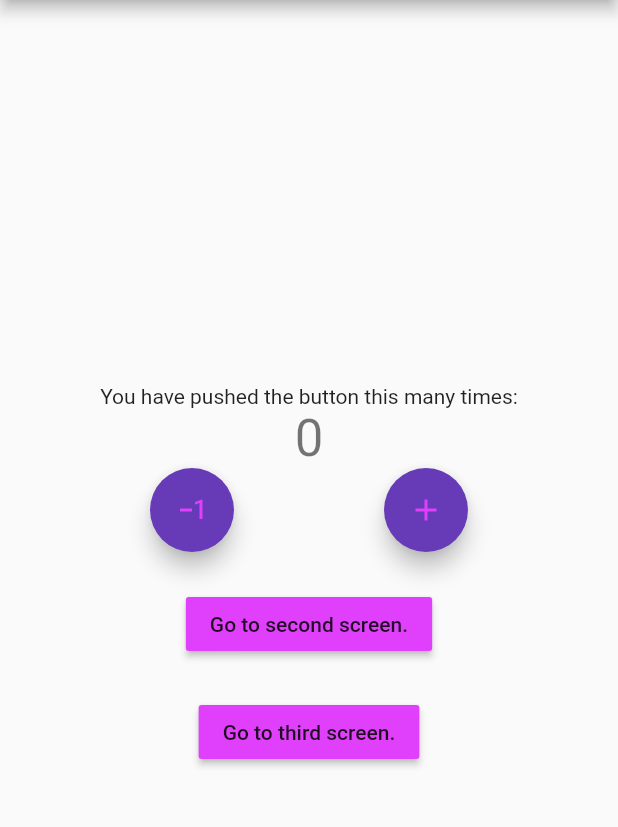
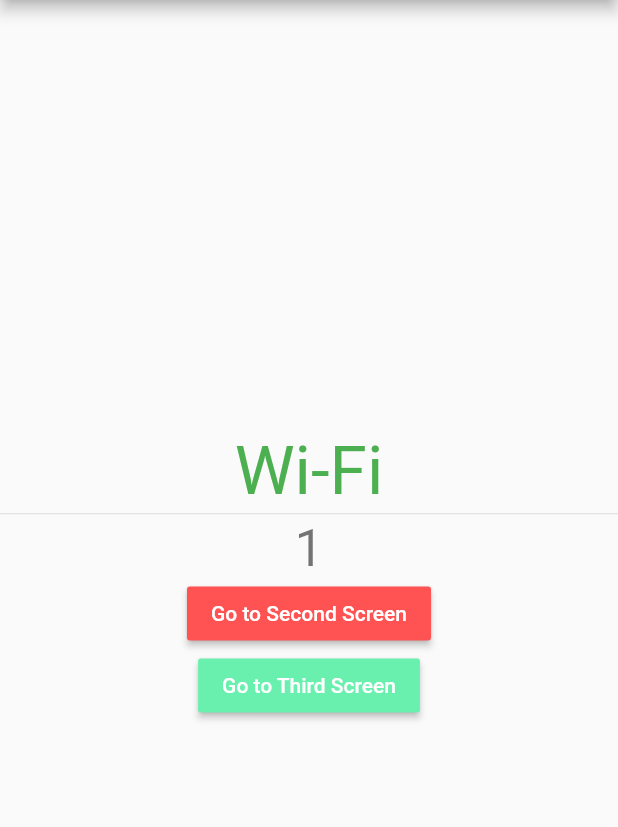
Before and after one commit to MicrosoftStudentAmbassadors-Kenya/flutter-bloc, a Flutter app: the screen it shows after launch, on a phone screen of 412 x 824 dp, the part 84-911 px from its top. Run offline on Flutter 3.47's test engine with Material 2 defaults, Android fonts, the phone set to English and light mode, and no system bars; our stand-ins replace bloc, connectivity_plus, equatable, flutter_bloc.

Commit message:
Completely refactored our HomePage, very ugly, will be revisited.

```diff
--- a/lib/presentation/screens/home_screen.dart
+++ b/lib/presentation/screens/home_screen.dart
@@ -1,4 +1,5 @@
-import 'package:blocapp/presentation/screens/second_screen.dart';
+import 'package:blocapp/constants/data_connection_enums.dart';
+import 'package:blocapp/logic/cubit/internet_cubit.dart';
 import 'package:flutter/material.dart';
 import 'package:flutter_bloc/flutter_bloc.dart';
 import 'package:blocapp/logic/cubit/counter_cubit.dart';
@@ -11,13 +12,23 @@
   final Color color;
 
   @override
-  State<HomeScreen> createState() => _HomeScreenState();
+  _HomeScreenState createState() => _HomeScreenState();
 }
 
 class _HomeScreenState extends State<HomeScreen> {
   @override
-  Widget build(BuildContext context) {
-    return Scaffold(
+  Widget build(BuildContext homeScreenContext) {
+    return BlocListener<InternetCubit, InternetState>(
+      listener: (internetCubitListenerContext, state) {
+        if (state is InternetConnected &&
+            state.connectionType == ConnectionType.wifi) {
+          BlocProvider.of<CounterCubit>(context).increament();
+        } else if (state is InternetConnected &&
+            state.connectionType == ConnectionType.mobile) {
+          BlocProvider.of<CounterCubit>(context).decreament();
+        }
+      },
+      child: Scaffold(
         appBar: AppBar(
           backgroundColor: widget.color,
           title: Text(widget.title),
@@ -26,84 +37,141 @@
           child: Column(
             mainAxisAlignment: MainAxisAlignment.center,
             children: <Widget>[
-            const Text(
-              'You have pushed the button this many times:',
-            ),
-            BlocConsumer<CounterCubit, CounterState>(
-              listener: (context, state) {
-                if (state.wasIncreament == true) {
-                  ScaffoldMessenger.of(context).showSnackBar(
-                    const SnackBar(
-                      content: Text('Increamented'),
-                      duration: Duration(milliseconds: 150),
+              BlocBuilder<InternetCubit, InternetState>(
+                builder: (internetCubitBuilderContext, state) {
+                  if (state is InternetConnected &&
+                      state.connectionType == ConnectionType.wifi) {
+                    return Text(
+                      'Wi-Fi',
+                      style: Theme.of(internetCubitBuilderContext)
+                          .textTheme
+                          .headline3
+                          ?.copyWith(
+                            color: Colors.green,
                           ),
                     );
-                } else if (state.wasIncreament == false) {
-                  ScaffoldMessenger.of(context).showSnackBar(
-                    const SnackBar(
-                      content: Text('Decreamented'),
-                      duration: Duration(milliseconds: 150),
+                  } else if (state is InternetConnected &&
+                      state.connectionType == ConnectionType.mobile) {
+                    return Text(
+                      'Mobile',
+                      style: Theme.of(internetCubitBuilderContext)
+                          .textTheme
+                          .headline3
+                          ?.copyWith(
+                            color: Colors.red,
+                          ),
+                    );
+                  } else if (state is InternetDisconnected) {
+                    return Text(
+                      'Disconnected',
+                      style: Theme.of(internetCubitBuilderContext)
+                          .textTheme
+                          .headline3
+                          ?.copyWith(
+                            color: Colors.grey,
                           ),
                     );
                   }
+                  return const CircularProgressIndicator();
                 },
-              builder: (context, state) {
+              ),
+              const Divider(
+                height: 5,
+              ),
+              BlocConsumer<CounterCubit, CounterState>(
+                listener: (counterCubitListenerContext, state) {},
+                builder: (counterCubiBuilderContext, state) {
+                  if (state.counterValue < 0) {
+                    return Text(
+                      'BRR, NEGATIVE ' + state.counterValue.toString(),
+                      style: Theme.of(counterCubiBuilderContext)
+                          .textTheme
+                          .headline4,
+                    );
+                  } else if (state.counterValue % 2 == 0) {
+                    return Text(
+                      'YAAAY ' + state.counterValue.toString(),
+                      style: Theme.of(counterCubiBuilderContext)
+                          .textTheme
+                          .headline4,
+                    );
+                  } else if (state.counterValue == 5) {
+                    return Text(
+                      'HMM, NUMBER 5',
+                      style: Theme.of(counterCubiBuilderContext)
+                          .textTheme
+                          .headline4,
+                    );
+                  } else {
                     return Text(
                       state.counterValue.toString(),
-                  style: Theme.of(context).textTheme.headline4,
+                      style: Theme.of(counterCubiBuilderContext)
+                          .textTheme
+                          .headline4,
+                    );
+                  }
+                },
+              ),
+              // SizedBox(
+              //   height: 24,
+              // ),
+              // Row(
+              //   mainAxisAlignment: MainAxisAlignment.spaceEvenly,
+              //   children: [
+              //     FloatingActionButton(
+              //       heroTag: Text('${widget.title}'),
+              //       onPressed: () {
+              //         BlocProvider.of<CounterCubit>(context).decrement();
+              //         // context.bloc<CounterCubit>().decrement();
+              //       },
+              //       tooltip: 'Decrement',
+              //       child: Icon(Icons.remove),
+              //     ),
+              //     FloatingActionButton(
+              //       heroTag: Text('${widget.title} 2nd'),
+              //       onPressed: () {
+              //         // BlocProvider.of<CounterCubit>(context).increment();
+              //         context.bloc<CounterCubit>().increment();
+              //       },
+              //       tooltip: 'Increment',
+              //       child: Icon(Icons.add),
+              //     ),
+              //   ],
+              // ),
+              // SizedBox(
+              //   height: 24,
+              // ),
+              Builder(
+                builder: (materialButtonContext) => MaterialButton(
+                  color: Colors.redAccent,
+                  child: const Text(
+                    'Go to Second Screen',
+                    style: TextStyle(color: Colors.white),
+                  ),
+                  onPressed: () {
+                    Navigator.of(materialButtonContext).pushNamed(
+                      '/second',
                     );
                   },
                 ),
-            Row(
-              mainAxisAlignment: MainAxisAlignment.spaceEvenly,
-              children: [
-                FloatingActionButton(
-                  heroTag: const Text('Decreament'),
-                  hoverColor: widget.color,
+              ),
+              // SizedBox(
+              //   height: 24,
+              // ),
+              MaterialButton(
+                color: Colors.greenAccent,
+                child: const Text(
+                  'Go to Third Screen',
+                  style: TextStyle(color: Colors.white),
+                ),
                 onPressed: () {
-                    BlocProvider.of<CounterCubit>(context).decreament();
+                  Navigator.of(homeScreenContext).pushNamed(
+                    '/third',
+                  );
                 },
-                  tooltip: 'Decreament',
-                  child: Icon(
-                    Icons.exposure_minus_1,
-                    color: widget.color,
-                  ),
-                ),
-                FloatingActionButton(
-                  heroTag: const Text('Increament'),
-                  hoverColor: widget.color,
-                  onPressed: () {
-                    BlocProvider.of<CounterCubit>(context).increament();
-                  },
-                  tooltip: 'Increament',
-                  child: Icon(
-                    Icons.add,
-                    color: widget.color,
-                  ),
               ),
             ],
           ),
-            const SizedBox(
-              height: 24,
-            ),
-            MaterialButton(
-              color: widget.color,
-              onPressed: () {
-                Navigator.of(context).pushNamed('/second');
-              },
-              child: const Text('Go to second screen.'),
-            ),
-            const SizedBox(
-              height: 24,
-            ),
-            MaterialButton(
-              color: widget.color,
-              onPressed: () {
-                Navigator.of(context).pushNamed('/third');
-              },
-              child: const Text('Go to third screen.'),
-            ),
-          ],
         ),
       ),
     );
```
Lines whose indentation alone changed are shown as unchanged.
